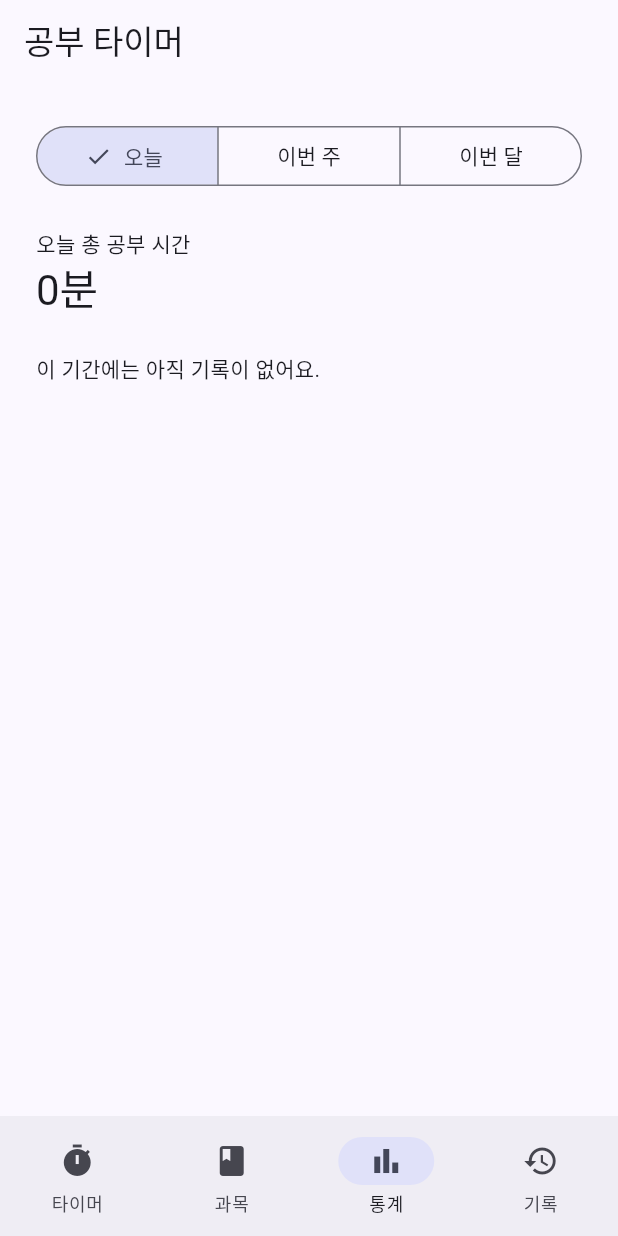
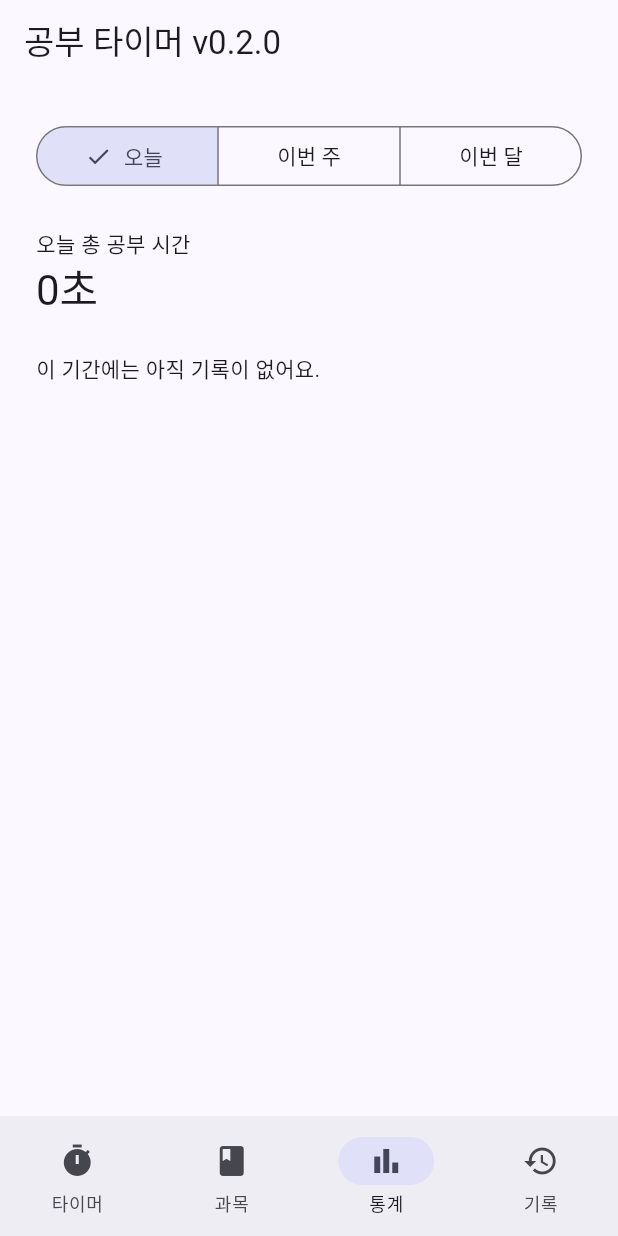
Before and after one commit to leche5736-oss/study-timer, a Flutter app: the screen it shows after launch, item 3 of the bottom bar chosen, on a phone screen of 412 x 824 dp. Run offline on Flutter 3.47's test engine with Material 3 defaults, Android fonts, the phone set to English and light mode, and no system bars; our stand-ins replace flutter_local_notifications, shared_preferences, supabase_flutter, timezone; accounts and stored records are empty.

```diff
--- a/lib/screens/home_screen.dart
+++ b/lib/screens/home_screen.dart
@@ -4,6 +4,7 @@ import 'package:supabase_flutter/supabase_flutter.dart';
 import '../models.dart';
 import '../services/store.dart';
 import '../services/sync.dart';
+import '../version.dart';
 import 'history_tab.dart';
 import 'rest_screen.dart';
 import 'stats_tab.dart';
@@ -60,7 +61,7 @@ class _HomeScreenState extends State<HomeScreen> {
         ];
         return Scaffold(
           appBar: AppBar(
-            title: const Text('공부 타이머'),
+            title: const Text('공부 타이머 v$appVersion'),
             actions: [
               if (_sync != null)
                 ValueListenableBuilder<String?>(
--- a/lib/stats.dart
+++ b/lib/stats.dart
@@ -62,8 +62,10 @@ List<SubjectTotal> totalsBySubject(
 String formatDuration(int seconds) {
   final h = seconds ~/ 3600;
   final m = (seconds % 3600) ~/ 60;
-  if (h > 0) return '$h시간 $m분';
-  return '$m분';
+  final s = seconds % 60;
+  if (h > 0) return '$h시간 $m분 $s초';
+  if (m > 0) return '$m분 $s초';
+  return '$s초';
 }
 
 String formatClock(int seconds) {
--- /dev/null
+++ b/lib/version.dart
@@ -0,0 +1,2 @@
+/// 앱 화면에 보여주는 버전. pubspec.yaml의 version과 같아야 합니다(테스트로 확인).
+const appVersion = '0.2.0';
--- a/pubspec.yaml
+++ b/pubspec.yaml
@@ -16,7 +16,7 @@ publish_to: 'none' # Remove this line if you wish to publish to pub.dev
 # https://developer.apple.com/library/archive/documentation/General/Reference/InfoPlistKeyReference/Articles/CoreFoundationKeys.html
 # In Windows, build-name is used as the major, minor, and patch parts
 # of the product and file versions while build-number is used as the build suffix.
-version: 1.0.0+1
+version: 0.2.0+2
 
 environment:
   sdk: ^3.13.5
```
Also changed, not shown: lib/screens/subjects_tab.dart (+50 -4 lines), lib/services/store.dart (+7 -0 lines), 5 other files.
